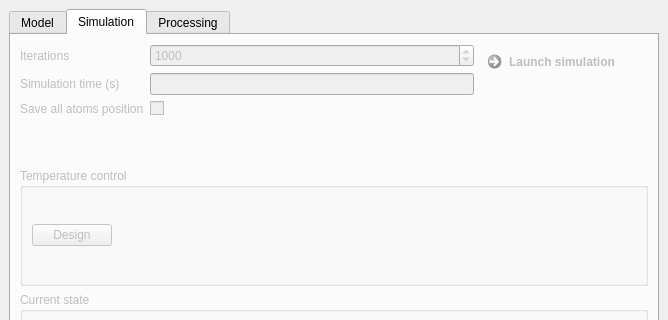
Old version of the form moldyn/ui/qt/mainwindow.ui in the repository open-moldyn/moldyn; both pictures show x 0 to 668 and y 0 to 320 of the 668 by 701 pixel window.
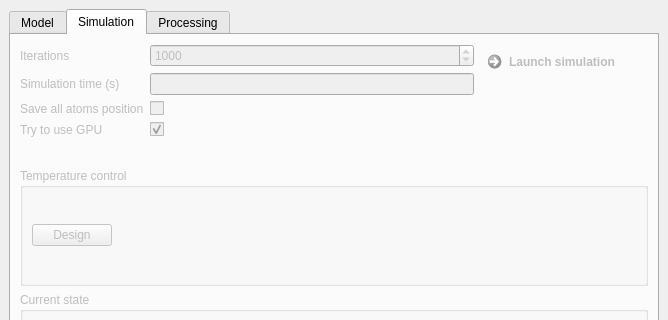
New version of the form. The open tabs and pages were chosen to show the change.

Commit message: checkbox choix CPU/GPU

```diff
--- a/moldyn/ui/qt/mainwindow.ui
+++ b/moldyn/ui/qt/mainwindow.ui
@@ -218,6 +218,26 @@
           <item row="2" column="1">
            <widget class="QCheckBox" name="saveAllAtomsPositionCheckBox"/>
           </item>
+          <item row="3" column="0">
+           <widget class="QLabel" name="tryToUseGPULabel">
+            <property name="text">
+             <string>Try to use GPU</string>
+            </property>
+            <property name="buddy">
+             <cstring>tryToUseGPUCheckBox</cstring>
+            </property>
+           </widget>
+          </item>
+          <item row="3" column="1">
+           <widget class="QCheckBox" name="tryToUseGPUCheckBox">
+            <property name="checked">
+             <bool>true</bool>
+            </property>
+            <property name="tristate">
+             <bool>false</bool>
+            </property>
+           </widget>
+          </item>
          </layout>
         </item>
         <item row="2" column="0" colspan="2">
```
Left out of the diff: 43 changed lines with no effect on the pictures. The commit also changes 3 other files.
